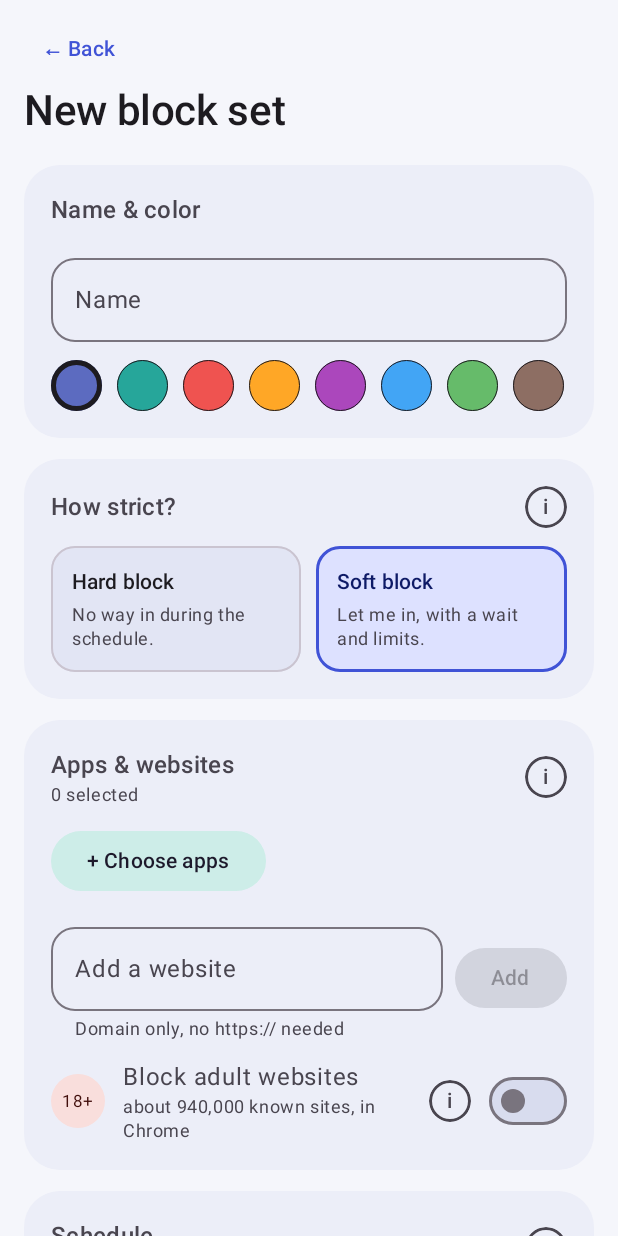
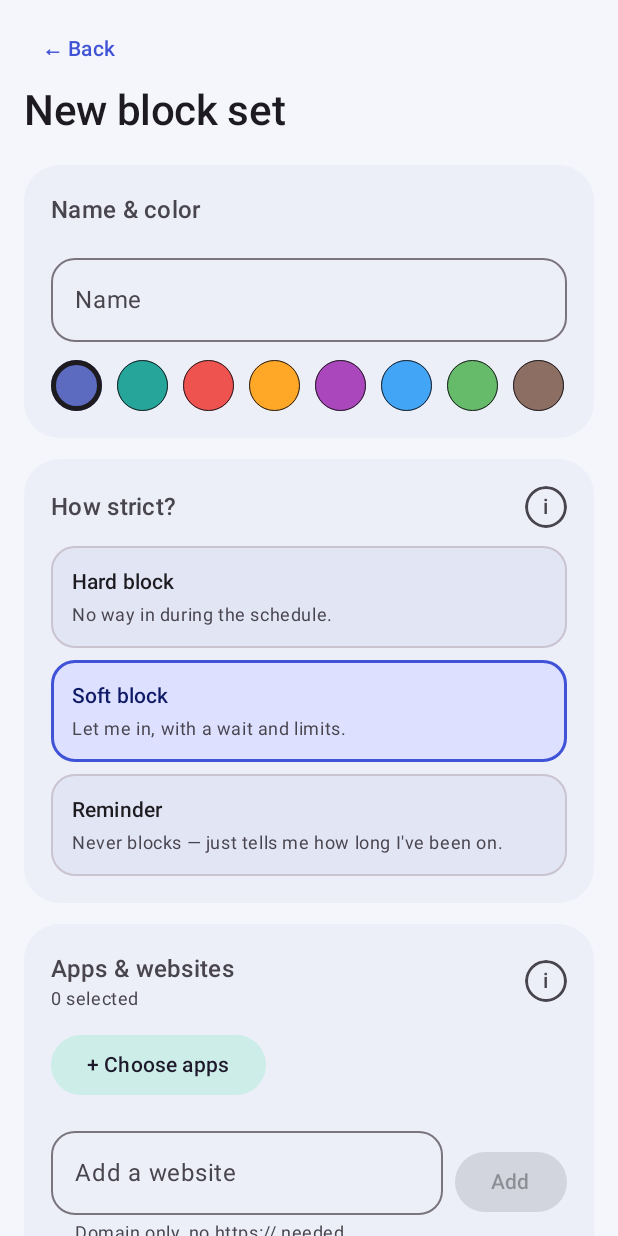
Before and after one commit to x2dtu/android_website_blocker, an Android app built with Jetpack Compose: the composable EditorScreen called with empty values, after a tap on "Soft block", on a phone screen of 412 x 824 dp. Run offline under Robolectric (Android 15) with nearby library versions, the phone set to English and light mode, and no system bars.

Commit message:
Reminder mode and usage reminders in the app
- 'How strict?' gets a third option, Reminder: never blocks; a banner
  says 'Instagram · 30 minutes so far' every N minutes of use (default
  15, configurable), per app or all together.
- Soft sets get an optional 'Usage reminders' switch; the interval
  must be shorter than the time per open and the total time.
- Reminder sets hide block-only settings (message, emergency pause,
  streak); home/detail show 'Reminder' and 'Tracking now'.
- A time warning takes priority over a reminder due at the same time.

```diff
--- a/app/src/main/java/com/example/androidwebsiteblocker/ui/EditorScreen.kt
+++ b/app/src/main/java/com/example/androidwebsiteblocker/ui/EditorScreen.kt
@@ -45,6 +45,7 @@ import androidx.compose.ui.text.input.KeyboardType
 import androidx.compose.ui.unit.dp
 import com.example.androidwebsiteblocker.core.model.BlockMode
 import com.example.androidwebsiteblocker.core.model.BlockSet
+import com.example.androidwebsiteblocker.core.model.DEFAULT_REMINDER_INTERVAL
 import com.example.androidwebsiteblocker.core.model.LimitScope
 import com.example.androidwebsiteblocker.core.model.ProtectionSettings
 import com.example.androidwebsiteblocker.core.model.SoftLimits
@@ -77,6 +78,9 @@ private class Draft(set: BlockSet?) {
     var graceSec by mutableStateOf(soft.graceTime.seconds.toString())
     var timeWarnings by mutableStateOf(soft.timeWarnings)
     var limitScope by mutableStateOf(set?.limitScope ?: LimitScope.EACH_TARGET)
+    /** Soft sets: whether usage reminders are on. Reminder sets always remind. */
+    var softReminders by mutableStateOf(set?.mode == BlockMode.SOFT && soft.reminderInterval != null)
+    var reminderMin by mutableStateOf((soft.reminderInterval ?: DEFAULT_REMINDER_INTERVAL).toMinutes().toString())
 
     private val p = set?.protection ?: ProtectionSettings()
     var suspensionMin by mutableStateOf(p.suspensionDuration.toMinutes().toString())
@@ -102,13 +106,33 @@ private class Draft(set: BlockSet?) {
         if (name.isBlank()) errors += "Give the block set a name"
         if (targets.isEmpty()) errors += "Add at least one app or website"
         if (windows.isEmpty()) errors += "Add at least one time window"
+        val perOpen = num(perOpenMin, "Time per open", 1)
+        val total = num(totalMin, "Total time", 1)
+        val reminderInterval: Duration? = when {
+            mode == BlockMode.REMINDER || (mode == BlockMode.SOFT && softReminders) -> {
+                val m = num(reminderMin, "Reminder interval", 1)
+                if (m == null && reminderMin.isBlank()) errors += "Enter how often to remind you"
+                m?.let(Duration::ofMinutes)
+            }
+            else -> null
+        }
+        if (mode == BlockMode.SOFT && reminderInterval != null) {
+            // A reminder that can never come up would be confusing.
+            if (perOpen != null && reminderInterval >= Duration.ofMinutes(perOpen)) {
+                errors += "Reminder interval must be shorter than the time per open ($perOpen min)"
+            }
+            if (total != null && reminderInterval >= Duration.ofMinutes(total)) {
+                errors += "Reminder interval must be shorter than the total time ($total min)"
+            }
+        }
         val softLimits = SoftLimits(
             unlockDelay = Duration.ofSeconds(num(unlockDelaySec, "Unlock wait") ?: 0),
             maxOpens = num(maxOpens, "Opens allowed", 1)?.toInt(),
-            perOpenLimit = num(perOpenMin, "Time per open", 1)?.let(Duration::ofMinutes),
-            totalLimit = num(totalMin, "Total time", 1)?.let(Duration::ofMinutes),
+            perOpenLimit = perOpen?.let(Duration::ofMinutes),
+            totalLimit = total?.let(Duration::ofMinutes),
             graceTime = Duration.ofSeconds(num(graceSec, "Grace period") ?: 15),
             timeWarnings = timeWarnings,
+            reminderInterval = reminderInterval,
         )
         val protection = ProtectionSettings(
             suspensionDuration = Duration.ofMinutes(num(suspensionMin, "Emergency pause length", 1) ?: 1),
@@ -184,16 +208,22 @@ fun EditorScreen(original: BlockSet?, otherSets: List<BlockSet>, onSave: (BlockS
             info = "Hard block: during the schedule, the apps and sites can't be opened at all. The block screen only lets you leave.\n\n" +
                 "Soft block: you can still get in by tapping Continue on the block screen, but with the limits you choose below " +
                 "(a wait before Continue unlocks, a number of opens, and time limits).\n\n" +
-                "Need both for different apps? Make two block sets.",
+                "Reminder: never blocks. A small banner tells you how long you've been on an app every so often, " +
+                "e.g. \"Instagram · 30 minutes so far\".\n\n" +
+                "Need different rules for different apps? Make more block sets.",
         ) {
-            Row(horizontalArrangement = Arrangement.spacedBy(10.dp)) {
+            Column(verticalArrangement = Arrangement.spacedBy(8.dp)) {
                 ChoiceCard(
                     "Hard block", "No way in during the schedule.",
-                    draft.mode == BlockMode.HARD, { draft.mode = BlockMode.HARD }, Modifier.weight(1f),
+                    draft.mode == BlockMode.HARD, { draft.mode = BlockMode.HARD }, Modifier.fillMaxWidth(),
                 )
                 ChoiceCard(
                     "Soft block", "Let me in, with a wait and limits.",
-                    draft.mode == BlockMode.SOFT, { draft.mode = BlockMode.SOFT }, Modifier.weight(1f),
+                    draft.mode == BlockMode.SOFT, { draft.mode = BlockMode.SOFT }, Modifier.fillMaxWidth(),
+                )
+                ChoiceCard(
+                    "Reminder", "Never blocks — just tells me how long I've been on.",
+                    draft.mode == BlockMode.REMINDER, { draft.mode = BlockMode.REMINDER }, Modifier.fillMaxWidth(),
                 )
             }
         }
@@ -253,26 +283,7 @@ fun EditorScreen(original: BlockSet?, otherSets: List<BlockSet>, onSave: (BlockS
                 "Soft block limits",
                 subtitle = "Everything resets when the next window starts.",
             ) {
-                Row(verticalAlignment = Alignment.CenterVertically) {
-                    Text("Limits apply to", style = MaterialTheme.typography.titleSmall, modifier = Modifier.weight(1f))
-                    InfoButton(
-                        "Limits apply to",
-                        "Each app separately: every app and site in this set gets its own opens and time — " +
-                            "10 opens means 10 for Instagram and 10 for TikTok.\n\n" +
-                            "All together: one shared pool for the whole set — 10 opens and 20 minutes across all of them. " +
-                            "Switching between apps in the set during an open keeps the same open.",
-                    )
-                }
-                Row(horizontalArrangement = Arrangement.spacedBy(10.dp)) {
-                    ChoiceCard(
-                        "Each app separately", "Own opens and time per app or site.",
-                        draft.limitScope == LimitScope.EACH_TARGET, { draft.limitScope = LimitScope.EACH_TARGET }, Modifier.weight(1f),
-                    )
-                    ChoiceCard(
-                        "All together", "One shared pool for the whole set.",
-                        draft.limitScope == LimitScope.WHOLE_SET, { draft.limitScope = LimitScope.WHOLE_SET }, Modifier.weight(1f),
-                    )
-                }
+                LimitScopeChooser(draft.limitScope) { draft.limitScope = it }
                 NumberSetting(
                     "Wait before Continue unlocks", draft.unlockDelaySec, { draft.unlockDelaySec = it }, "sec",
                     hint = "0 = Continue is available right away",
@@ -318,10 +329,30 @@ fun EditorScreen(original: BlockSet?, otherSets: List<BlockSet>, onSave: (BlockS
                     )
                     Switch(checked = draft.timeWarnings, onCheckedChange = { draft.timeWarnings = it })
                 }
+                Row(verticalAlignment = Alignment.CenterVertically, horizontalArrangement = Arrangement.spacedBy(8.dp)) {
+                    Column(Modifier.weight(1f)) {
+                        Text("Usage reminders", style = MaterialTheme.typography.bodyLarge)
+                        Hint("\"N minutes so far\" banner while you're in the app")
+                    }
+                    InfoButton(
+                        "Usage reminders",
+                        "While you're using an app after tapping Continue, shows a small banner every so often with how long " +
+                            "you've spent on it this window. Must be shorter than the time per open and the total time.",
+                    )
+                    Switch(checked = draft.softReminders, onCheckedChange = { draft.softReminders = it })
+                }
+                if (draft.softReminders) ReminderIntervalField(draft.reminderMin) { draft.reminderMin = it }
             }
         }
 
-        SectionCard(
+        if (draft.mode == BlockMode.REMINDER) {
+            SectionCard("Reminders", subtitle = "Counts time on screen during the schedule; resets each window.") {
+                ReminderIntervalField(draft.reminderMin) { draft.reminderMin = it }
+                LimitScopeChooser(draft.limitScope, label = "Count time for") { draft.limitScope = it }
+            }
+        }
+
+        if (draft.mode != BlockMode.REMINDER) SectionCard(
             "Block screen message",
             info = "Shown in big letters every time this block set stops you. Write something that'll actually work on you at 1 AM.",
         ) {
@@ -333,18 +364,18 @@ fun EditorScreen(original: BlockSet?, otherSets: List<BlockSet>, onSave: (BlockS
         }
 
         SectionCard("Safeguards", subtitle = "Make it harder to give in on impulse") {
-            NumberSetting(
+            if (draft.mode != BlockMode.REMINDER) NumberSetting(
                 "Emergency pause length", draft.suspensionMin, { draft.suspensionMin = it }, "min",
                 hint = "How long an emergency pause lasts",
                 info = "In a real emergency you can pause the whole block set with your PIN. It turns itself back on after this long. " +
                     "Pausing resets the streak.",
             )
-            NumberSetting(
+            if (draft.mode != BlockMode.REMINDER) NumberSetting(
                 "Emergency pauses allowed", draft.maxSuspensions, { draft.maxSuspensions = it }, "per window",
                 hint = "Resets when the next window starts", blankMeans = "Unlimited pauses",
                 info = "How many emergency pauses you get during one scheduled window.",
             )
-            NumberSetting(
+            if (draft.mode != BlockMode.REMINDER) NumberSetting(
                 "Wait between pauses", draft.cooldownSec, { draft.cooldownSec = it }, "sec",
                 hint = "After a pause ends",
                 info = "After an emergency pause ends, you have to wait this long before you can pause again, " +
@@ -393,6 +424,41 @@ fun EditorScreen(original: BlockSet?, otherSets: List<BlockSet>, onSave: (BlockS
         ) { Text(if (original == null) "Create block set" else "Save changes") }
         Spacer(Modifier.height(32.dp))
     }
+}
+
+@Composable
+private fun LimitScopeChooser(scope: LimitScope, label: String = "Limits apply to", onChange: (LimitScope) -> Unit) {
+    Row(verticalAlignment = Alignment.CenterVertically) {
+        Text(label, style = MaterialTheme.typography.titleSmall, modifier = Modifier.weight(1f))
+        InfoButton(
+            label,
+            "Each app separately: every app and site in this set gets its own opens and time — " +
+                "10 opens means 10 for Instagram and 10 for TikTok.\n\n" +
+                "All together: one shared pool for the whole set — e.g. 10 opens and 20 minutes across all of them, " +
+                "or one \"30 minutes so far\" for all your social apps combined. " +
+                "Switching between apps in the set keeps counting as the same use.",
+        )
+    }
+    Row(horizontalArrangement = Arrangement.spacedBy(10.dp)) {
+        ChoiceCard(
+            "Each app separately", "Separate count per app or site.",
+            scope == LimitScope.EACH_TARGET, { onChange(LimitScope.EACH_TARGET) }, Modifier.weight(1f),
+        )
+        ChoiceCard(
+            "All together", "One shared count for the whole set.",
+            scope == LimitScope.WHOLE_SET, { onChange(LimitScope.WHOLE_SET) }, Modifier.weight(1f),
+        )
+    }
+}
+
+@Composable
+private fun ReminderIntervalField(value: String, onChange: (String) -> Unit) {
+    NumberSetting(
+        "Remind me every", value, onChange, "min",
+        hint = "Of time on screen",
+        info = "Each time you've used an app (or the whole set, if counted together) for another this-many minutes " +
+            "during the window, a banner shows how long you've been on it so far. Default 15 minutes.",
+    )
 }
 
 @Composable
```
Also changed, not shown: app/src/main/java/com/example/androidwebsiteblocker/blocking/BlockController.kt (+25 -6 lines), app/src/main/java/com/example/androidwebsiteblocker/ui/DetailScreen.kt (+15 -5 lines), app/src/main/java/com/example/androidwebsiteblocker/ui/HomeScreen.kt (+11 -5 lines).
